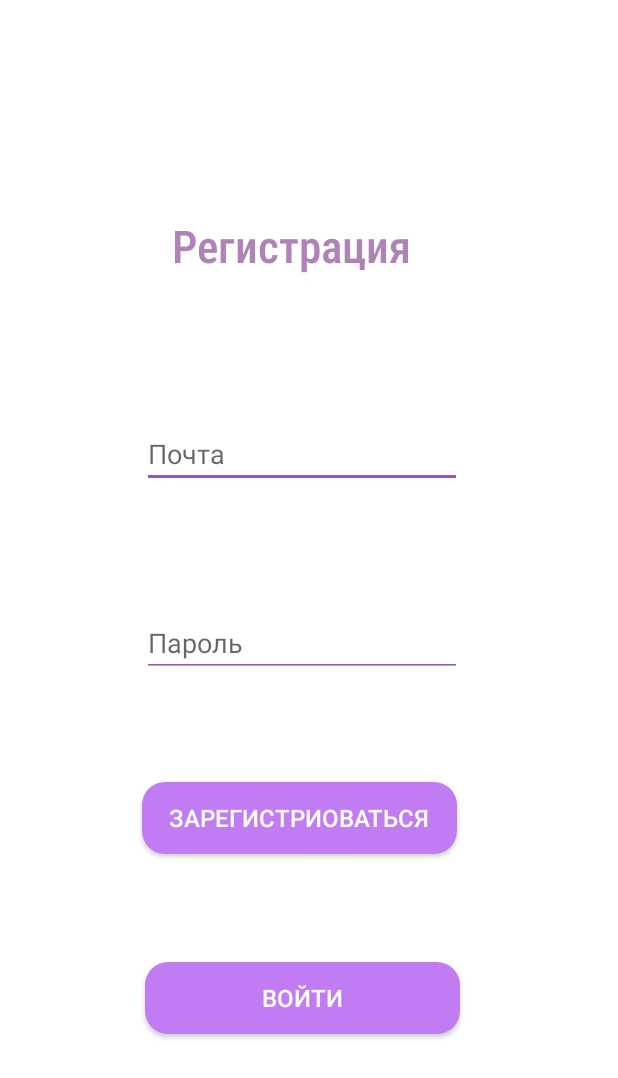
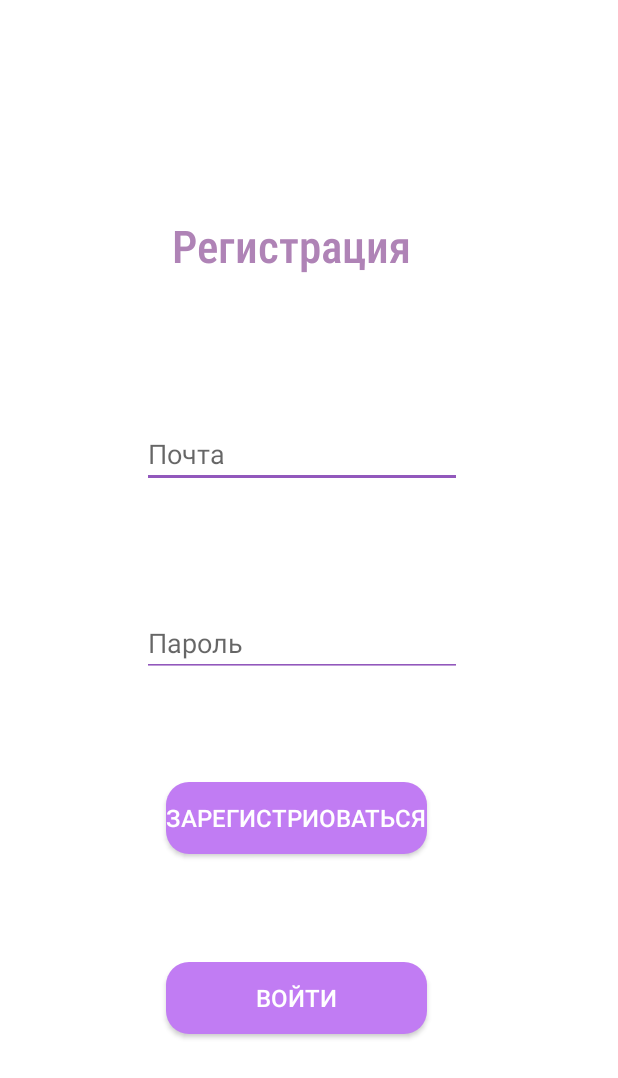
Before and after one commit to RimaMashiro/RimAndroidEng, an Android app: the screen it shows after launch (MainActivity), on a phone screen of 412 x 824 dp. Shown: the top 1078 px of the screen. Run offline under Robolectric (Android 15) with nearby library versions, the phone set to English and light mode, and no system bars; our stand-ins replace Dagger/Hilt's generated code, Firebase (no records; nobody signed in at launch, a user with empty details on screens opened directly); 2 statements that could not run were skipped.

```diff
--- a/app/src/main/java/com/example/eng/ui/exercisefirst/ExerciseFirstFragment.java
+++ b/app/src/main/java/com/example/eng/ui/exercisefirst/ExerciseFirstFragment.java
@@ -25,7 +25,6 @@ public class ExerciseFirstFragment extends Fragment {
 
     private ExerciseFirstViewModel viewModel;
     private FragmentExerciseFirstBinding binding;
-    private  ExerciseFirstDAO exerciseDAO;
 
     @Override
     public View onCreateView(LayoutInflater inflater, ViewGroup container, Bundle savedInstanceState) {
@@ -42,6 +41,7 @@ public class ExerciseFirstFragment extends Fragment {
         String topicName = ExerciseFirstFragmentArgs.fromBundle(getArguments()).getName();
         viewModel.setTopicName(topicName);
         ExerciseType exerciseType = ExerciseFirstFragmentArgs.fromBundle(getArguments()).getExerciseType();
+        viewModel.setExerciseType(exerciseType);
 
         initButtonTopics();
         initButtonTasks();
@@ -64,6 +64,7 @@ public class ExerciseFirstFragment extends Fragment {
         viewModel.setTopicName(topicName);
         binding.topicName.setText(topicName);
     }
+
     private void initEditTextAnswer() {
         binding.answer.addTextChangedListener(new TextWatcher() {
             @Override
--- a/app/src/main/java/com/example/eng/ui/exercisefirst/ExerciseFirstViewModel.java
+++ b/app/src/main/java/com/example/eng/ui/exercisefirst/ExerciseFirstViewModel.java
@@ -45,6 +45,11 @@ public class ExerciseFirstViewModel extends ViewModel {
         this.exerciseDAO = exerciseDAO;
         this.exerciseRepository = exerciseRepository;
         this.resultRepository = resultRepository;
+    }
+
+    public void setExerciseType(ExerciseType type) {
+        this.type = type;
+        resultRepository.clearResult(type);
     }
 
     public void onAnswerChanged(String answer) {
--- a/app/src/main/res/layout/fragment_registration.xml
+++ b/app/src/main/res/layout/fragment_registration.xml
@@ -55,7 +55,7 @@
 
     <androidx.appcompat.widget.AppCompatButton
         android:id="@+id/buttonRegister"
-        android:layout_width="210dp"
+        android:layout_width="wrap_content"
         android:layout_height="wrap_content"
         android:layout_marginStart="146dp"
         android:layout_marginEnd="171dp"
@@ -74,7 +74,7 @@
 
     <androidx.appcompat.widget.AppCompatButton
         android:id="@+id/buttonGoToSign"
-        android:layout_width="210dp"
+        android:layout_width="0dp"
         android:layout_height="wrap_content"
         android:background="@drawable/background_round_corner"
         android:backgroundTint="#C17CF3"
@@ -83,9 +83,9 @@
         android:textColor="#FFFFFF"
         android:textSize="16sp"
         app:layout_constraintBottom_toBottomOf="parent"
-        app:layout_constraintEnd_toEndOf="parent"
+        app:layout_constraintEnd_toEndOf="@+id/buttonRegister"
         app:layout_constraintHorizontal_bias="0.477"
-        app:layout_constraintStart_toStartOf="parent"
+        app:layout_constraintStart_toStartOf="@+id/buttonRegister"
         app:layout_constraintTop_toBottomOf="@+id/editTextPassword"
         app:layout_constraintVertical_bias="0.585" />
 </androidx.constraintlayout.widget.ConstraintLayout>
```
Also changed, not shown: app/src/main/java/com/example/eng/data/ResultRepository.java (+17 -0 lines), app/src/main/res/drawable/baseline_home_24.xml (+9 -4 lines), app/src/main/res/layout/fragment_dictionary.xml (+4 -4 lines), app/src/main/res/layout/fragment_exercise_first.xml (+6 -6 lines), app/src/main/res/layout/fragment_grammar.xml (+4 -4 lines).
